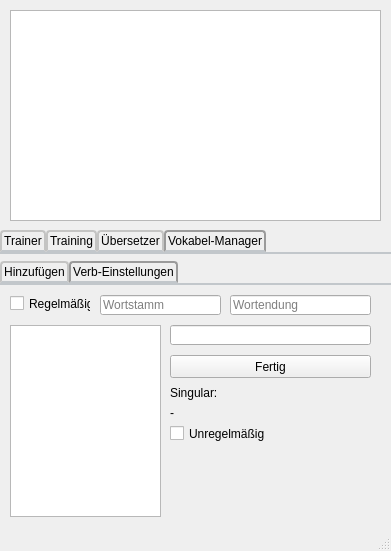
Before: the Qt Designer form forms/mainwindow.ui in OliverSuchan/EasyLanguage, drawn with Qt 5.
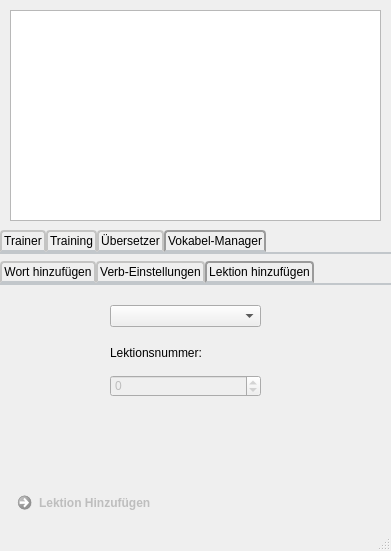
After: the same form once the commit is applied. The open tabs and pages were chosen to show the change. Icons and pictures are not drawn.

Diff of the .ui file:
```diff
--- a/forms/mainwindow.ui
+++ b/forms/mainwindow.ui
@@ -508,11 +508,11 @@
        </size>
       </property>
       <property name="currentIndex">
-       <number>1</number>
+       <number>2</number>
       </property>
       <widget class="QWidget" name="tab_4">
        <attribute name="title">
-        <string>Hinzufügen</string>
+        <string>Wort hinzufügen</string>
        </attribute>
        <widget class="QComboBox" name="comboBox_5">
         <property name="geometry">
@@ -827,6 +827,72 @@
         </property>
        </widget>
       </widget>
+      <widget class="QWidget" name="tab_5">
+       <attribute name="title">
+        <string>Lektion hinzufügen</string>
+       </attribute>
+       <widget class="QLabel" name="label_5">
+        <property name="geometry">
+         <rect>
+          <x>110</x>
+          <y>60</y>
+          <width>151</width>
+          <height>16</height>
+         </rect>
+        </property>
+        <property name="text">
+         <string>Lektionsnummer:</string>
+        </property>
+       </widget>
+       <widget class="QSpinBox" name="spinBox">
+        <property name="enabled">
+         <bool>false</bool>
+        </property>
+        <property name="geometry">
+         <rect>
+          <x>110</x>
+          <y>90</y>
+          <width>151</width>
+          <height>22</height>
+         </rect>
+        </property>
+        <property name="minimum">
+         <number>-345345345</number>
+        </property>
+        <property name="maximum">
+         <number>345345345</number>
+        </property>
+       </widget>
+       <widget class="QCommandLinkButton" name="commandLinkButton_6">
+        <property name="enabled">
+         <bool>false</bool>
+        </property>
+        <property name="geometry">
+         <rect>
+          <x>10</x>
+          <y>200</y>
+          <width>361</width>
+          <height>41</height>
+         </rect>
+        </property>
+        <property name="text">
+         <string>Lektion Hinzufügen</string>
+        </property>
+        <property name="autoDefault">
+         <bool>true</bool>
+        </property>
+       </widget>
+       <widget class="QComboBox" name="comboBox_7">
+        <property name="geometry">
+         <rect>
+          <x>110</x>
+          <y>20</y>
+          <width>151</width>
+          <height>22</height>
+         </rect>
+        </property>
+       </widget>
+      </widget>
      </widget>
     </widget>
    </widget>
```
Left out of the diff: 6 changed lines with no effect on the pictures.
